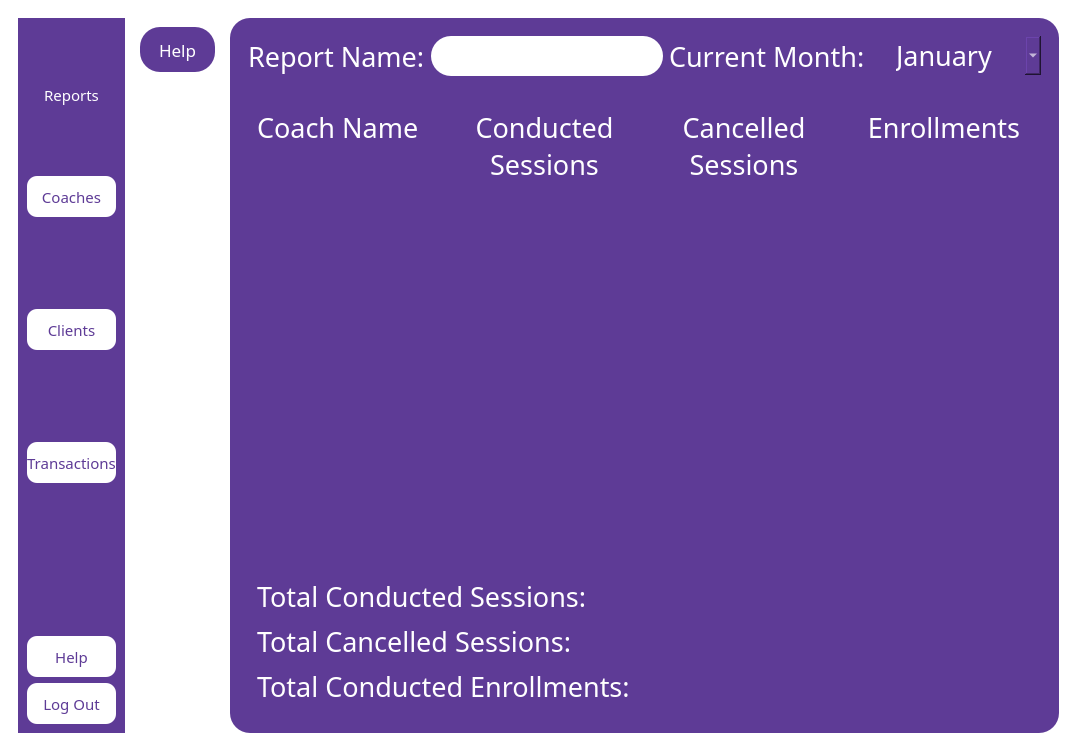
First picture: the form in qt/auditorcoachesreports.ui, repository e-zeks/softeng, before the edit.
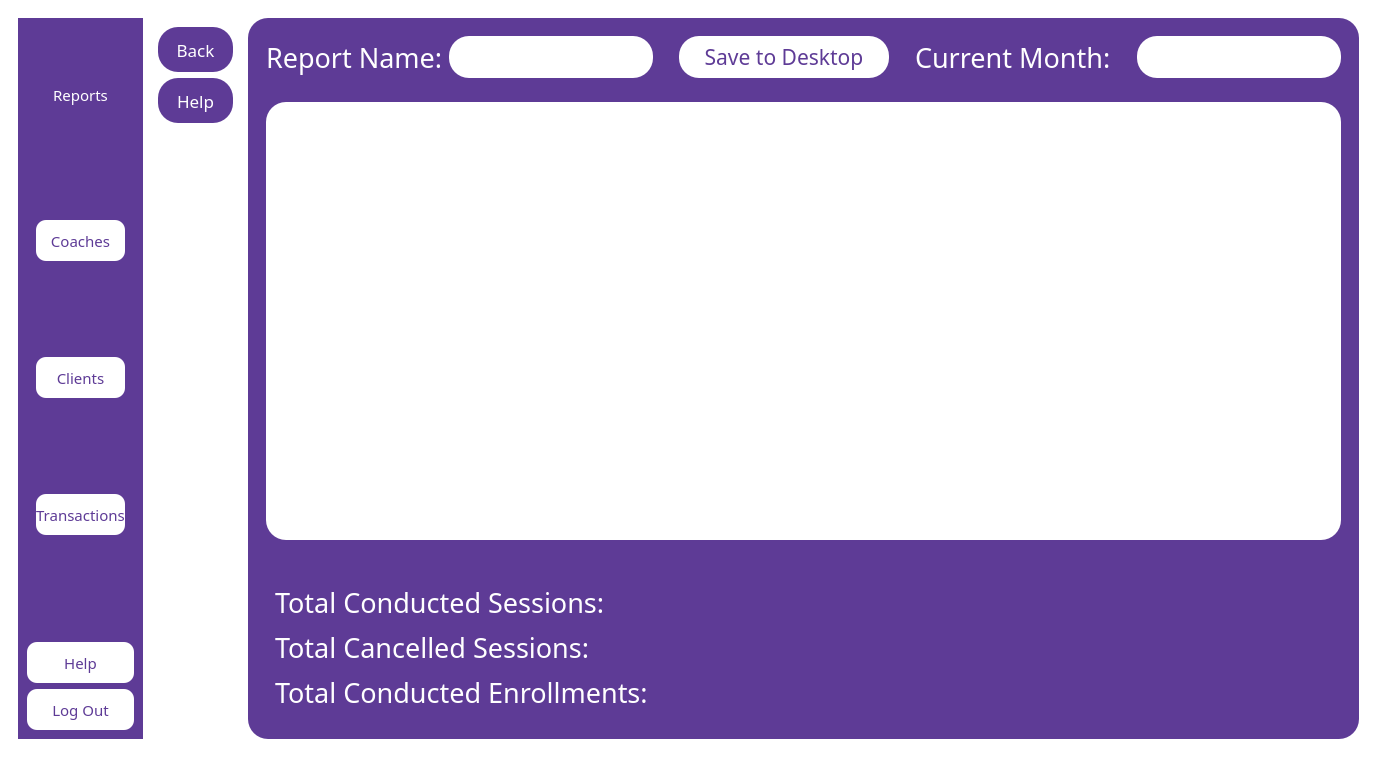
Second picture: the form after the edit. Icons and pictures are not drawn.

```diff
--- a/qt/auditorcoachesreports.ui
+++ b/qt/auditorcoachesreports.ui
@@ -6,8 +6,8 @@
    <rect>
     <x>0</x>
     <y>0</y>
-    <width>1077</width>
-    <height>751</height>
+    <width>1377</width>
+    <height>757</height>
    </rect>
   </property>
   <property name="windowTitle">
@@ -113,21 +113,6 @@
           <item>
            <widget class="QWidget" name="widget_5" native="true">
             <layout class="QVBoxLayout" name="verticalLayout_4">
-             <property name="spacing">
-              <number>37</number>
-             </property>
-             <property name="leftMargin">
-              <number>0</number>
-             </property>
-             <property name="topMargin">
-              <number>0</number>
-             </property>
-             <property name="rightMargin">
-              <number>0</number>
-             </property>
-             <property name="bottomMargin">
-              <number>90</number>
-             </property>
              <item>
               <widget class="QPushButton" name="coaches">
                <property name="sizePolicy">
@@ -308,6 +293,39 @@
           </sizepolicy>
          </property>
          <layout class="QVBoxLayout" name="verticalLayout_3">
+          <item>
+           <widget class="QPushButton" name="back">
+            <property name="sizePolicy">
+             <sizepolicy hsizetype="Fixed" vsizetype="Fixed">
+              <horstretch>0</horstretch>
+              <verstretch>0</verstretch>
+             </sizepolicy>
+            </property>
+            <property name="minimumSize">
+             <size>
+              <width>75</width>
+              <height>45</height>
+             </size>
+            </property>
+            <property name="font">
+             <font>
+              <family>Arial Black</family>
+              <pointsize>13</pointsize>
+             </font>
+            </property>
+            <property name="styleSheet">
+             <string notr="true">QPushButton
+{
+background-color: #5e3b96;
+color:white;
+ border-radius:20px;
+}</string>
+            </property>
+            <property name="text">
+             <string>Back</string>
+            </property>
+           </widget>
+          </item>
           <item>
            <widget class="QPushButton" name="help_2">
             <property name="sizePolicy">
@@ -370,7 +388,7 @@
           <item>
            <widget class="QWidget" name="widget_6" native="true">
             <property name="sizePolicy">
-             <sizepolicy hsizetype="Preferred" vsizetype="Maximum">
+             <sizepolicy hsizetype="Preferred" vsizetype="Fixed">
               <horstretch>0</horstretch>
               <verstretch>0</verstretch>
              </sizepolicy>
@@ -378,7 +396,13 @@
             <property name="minimumSize">
              <size>
               <width>0</width>
-              <height>50</height>
+              <height>60</height>
+             </size>
+            </property>
+            <property name="maximumSize">
+             <size>
+              <width>16777215</width>
+              <height>60</height>
              </size>
             </property>
             <property name="font">
@@ -409,15 +433,15 @@
              <item>
               <widget class="QTextEdit" name="reportname">
                <property name="sizePolicy">
-                <sizepolicy hsizetype="Expanding" vsizetype="Minimum">
+                <sizepolicy hsizetype="Minimum" vsizetype="Minimum">
                  <horstretch>0</horstretch>
                  <verstretch>0</verstretch>
                 </sizepolicy>
                </property>
                <property name="minimumSize">
                 <size>
-                 <width>0</width>
-                 <height>40</height>
+                 <width>40</width>
+                 <height>20</height>
                 </size>
                </property>
                <property name="font">
@@ -440,9 +464,59 @@
                <property name="orientation">
                 <enum>Qt::Orientation::Horizontal</enum>
                </property>
+               <property name="sizeType">
+                <enum>QSizePolicy::Policy::Fixed</enum>
+               </property>
                <property name="sizeHint" stdset="0">
                 <size>
-                 <width>1</width>
+                 <width>20</width>
+                 <height>20</height>
+                </size>
+               </property>
+              </spacer>
+             </item>
+             <item>
+              <widget class="QPushButton" name="savetodesktop">
+               <property name="sizePolicy">
+                <sizepolicy hsizetype="Preferred" vsizetype="Preferred">
+                 <horstretch>0</horstretch>
+                 <verstretch>0</verstretch>
+                </sizepolicy>
+               </property>
+               <property name="minimumSize">
+                <size>
+                 <width>210</width>
+                 <height>20</height>
+                </size>
+               </property>
+               <property name="font">
+                <font>
+                 <family>Arial Black</family>
+                 <pointsize>16</pointsize>
+                </font>
+               </property>
+               <property name="styleSheet">
+                <string notr="true">QPushButton{
+background-color:white;
+color:#5e3b96;
+}</string>
+               </property>
+               <property name="text">
+                <string>Save to Desktop</string>
+               </property>
+              </widget>
+             </item>
+             <item>
+              <spacer name="horizontalSpacer_3">
+               <property name="orientation">
+                <enum>Qt::Orientation::Horizontal</enum>
+               </property>
+               <property name="sizeType">
+                <enum>QSizePolicy::Policy::Fixed</enum>
+               </property>
+               <property name="sizeHint" stdset="0">
+                <size>
+                 <width>20</width>
                  <height>20</height>
                 </size>
                </property>
@@ -484,30 +558,32 @@
               </spacer>
              </item>
              <item>
-              <widget class="QComboBox" name="currentmonth">
+              <widget class="QTextEdit" name="currentmonth">
+               <property name="sizePolicy">
+                <sizepolicy hsizetype="Minimum" vsizetype="Fixed">
+                 <horstretch>0</horstretch>
+                 <verstretch>0</verstretch>
+                </sizepolicy>
+               </property>
                <property name="minimumSize">
                 <size>
-                 <width>150</width>
-                 <height>0</height>
+                 <width>40</width>
+                 <height>20</height>
                 </size>
                </property>
                <property name="font">
                 <font>
                  <family>Arial Black</family>
-                 <pointsize>20</pointsize>
+                 <pointsize>16</pointsize>
                 </font>
                </property>
                <property name="styleSheet">
-                <string notr="true">QComboBox
+                <string notr="true">QTextEdit
 {
-color:white;
+color:#5e3b96;
+background-color:white;
 }</string>
                </property>
-               <item>
-                <property name="text">
-                 <string>January</string>
-                </property>
-               </item>
               </widget>
              </item>
             </layout>
@@ -517,227 +593,12 @@
            <widget class="QWidget" name="widget_7" native="true">
             <layout class="QHBoxLayout" name="horizontalLayout_4">
              <item>
-              <widget class="QWidget" name="widget_11" native="true">
-               <layout class="QVBoxLayout" name="verticalLayout_6">
-                <item>
-                 <widget class="QLabel" name="label_5">
-                  <property name="font">
-                   <font>
-                    <family>Arial Black</family>
-                    <pointsize>20</pointsize>
-                   </font>
-                  </property>
-                  <property name="styleSheet">
-                   <string notr="true">QLabel
-{
-color:white;
+              <widget class="QTableWidget" name="tableWidget">
+               <property name="styleSheet">
+                <string notr="true">QTableWidget{
+background-color:white;
 }</string>
-                  </property>
-                  <property name="text">
-                   <string>Coach Name</string>
-                  </property>
-                 </widget>
-                </item>
-                <item>
-                 <spacer name="verticalSpacer_3">
-                  <property name="orientation">
-                   <enum>Qt::Orientation::Vertical</enum>
-                  </property>
-                  <property name="sizeType">
-                   <enum>QSizePolicy::Policy::Fixed</enum>
-                  </property>
-                  <property name="sizeHint" stdset="0">
-                   <size>
-                    <width>20</width>
-                    <height>60</height>
-                   </size>
-                  </property>
-                 </spacer>
-                </item>
-                <item>
-                 <widget class="QTextEdit" name="coachnamelist">
-                  <property name="font">
-                   <font>
-                    <family>Arial Black</family>
-                    <pointsize>18</pointsize>
-                   </font>
-                  </property>
-                  <property name="styleSheet">
-                   <string notr="true">QTextEdit{
-color:white;
-}</string>
-                  </property>
-                 </widget>
-                </item>
-               </layout>
-              </widget>
-             </item>
-             <item>
-              <widget class="QWidget" name="widget_12" native="true">
-               <layout class="QVBoxLayout" name="verticalLayout_8">
-                <item>
-                 <widget class="QLabel" name="label_6">
-                  <property name="font">
-                   <font>
-                    <family>Arial Black</family>
-                    <pointsize>20</pointsize>
-                   </font>
-                  </property>
-                  <property name="styleSheet">
-                   <string notr="true">QLabel
-{
-color:white;
-}</string>
-                  </property>
-                  <property name="text">
-                   <string>&lt;html&gt;&lt;head/&gt;&lt;body&gt;&lt;p align=&quot;center&quot;&gt;Conducted&lt;br/&gt;Sessions&lt;/p&gt;&lt;/body&gt;&lt;/html&gt;</string>
-                  </property>
-                 </widget>
-                </item>
-                <item>
-                 <spacer name="verticalSpacer_4">
-                  <property name="orientation">
-                   <enum>Qt::Orientation::Vertical</enum>
-                  </property>
-                  <property name="sizeType">
-                   <enum>QSizePolicy::Policy::Fixed</enum>
-                  </property>
-                  <property name="sizeHint" stdset="0">
-                   <size>
-                    <width>20</width>
-                    <height>20</height>
-                   </size>
-                  </property>
-                 </spacer>
-                </item>
-                <item>
-                 <widget class="QTextEdit" name="conductedsessionslist">
-                  <property name="font">
-                   <font>
-                    <family>Arial Black</family>
-                    <pointsize>18</pointsize>
-                   </font>
-                  </property>
-                  <property name="styleSheet">
-                   <string notr="true">QTextEdit{
-color:white;
-}</string>
-                  </property>
-                 </widget>
-                </item>
-               </layout>
-              </widget>
-             </item>
-             <item>
-              <widget class="QWidget" name="widget_13" native="true">
-               <layout class="QVBoxLayout" name="verticalLayout_7">
-                <item>
-                 <widget class="QLabel" name="label_7">
-                  <property name="font">
-                   <font>
-                    <family>Arial Black</family>
-                    <pointsize>20</pointsize>
-                   </font>
-                  </property>
-                  <property name="styleSheet">
-                   <string notr="true">QLabel
-{
-color:white;
-}</string>
-                  </property>
-                  <property name="text">
-                   <string>&lt;html&gt;&lt;head/&gt;&lt;body&gt;&lt;p align=&quot;center&quot;&gt;Cancelled&lt;br/&gt;Sessions&lt;/p&gt;&lt;/body&gt;&lt;/html&gt;</string>
-                  </property>
-                 </widget>
-                </item>
-                <item>
-                 <spacer name="verticalSpacer_5">
-                  <property name="orientation">
-                   <enum>Qt::Orientation::Vertical</enum>
-                  </property>
-                  <property name="sizeType">
-                   <enum>QSizePolicy::Policy::Fixed</enum>
-                  </property>
-                  <property name="sizeHint" stdset="0">
-                   <size>
-                    <width>20</width>
-                    <height>20</height>
-                   </size>
-                  </property>
-                 </spacer>
-                </item>
-                <item>
-                 <widget class="QTextEdit" name="textEdit_3">
-                  <property name="font">
-                   <font>
-                    <family>Arial Black</family>
-                    <pointsize>18</pointsize>
-                   </font>
-                  </property>
-                  <property name="styleSheet">
-                   <string notr="true">QTextEdit{
-color:white;
-}</string>
-                  </property>
-                 </widget>
-                </item>
-               </layout>
-              </widget>
-             </item>
-             <item>
-              <widget class="QWidget" name="widget_14" native="true">
-               <layout class="QVBoxLayout" name="verticalLayout_9">
-                <item>
-                 <widget class="QLabel" name="label_8">
-                  <property name="font">
-                   <font>
-                    <family>Arial Black</family>
-                    <pointsize>20</pointsize>
-                   </font>
-                  </property>
-                  <property name="styleSheet">
-                   <string notr="true">QLabel
-{
-color:white;
-}</string>
-                  </property>
-                  <property name="text">
-                   <string>&lt;html&gt;&lt;head/&gt;&lt;body&gt;&lt;p align=&quot;center&quot;&gt;Enrollments&lt;/p&gt;&lt;/body&gt;&lt;/html&gt;</string>
-                  </property>
-                 </widget>
-                </item>
-                <item>
-                 <spacer name="verticalSpacer_6">
-                  <property name="orientation">
-                   <enum>Qt::Orientation::Vertical</enum>
-                  </property>
-                  <property name="sizeType">
-                   <enum>QSizePolicy::Policy::Fixed</enum>
-                  </property>
-                  <property name="sizeHint" stdset="0">
-                   <size>
-                    <width>20</width>
-                    <height>60</height>
-                   </size>
-                  </property>
-                 </spacer>
-                </item>
-                <item>
-                 <widget class="QTextEdit" name="enrollmentslist">
-                  <property name="font">
-                   <font>
-                    <family>Arial Black</family>
-                    <pointsize>18</pointsize>
-                   </font>
-                  </property>
-                  <property name="styleSheet">
-                   <string notr="true">QTextEdit{
-color:white;
-}</string>
-                  </property>
-                 </widget>
-                </item>
-               </layout>
+               </property>
               </widget>
              </item>
             </layout>
```
